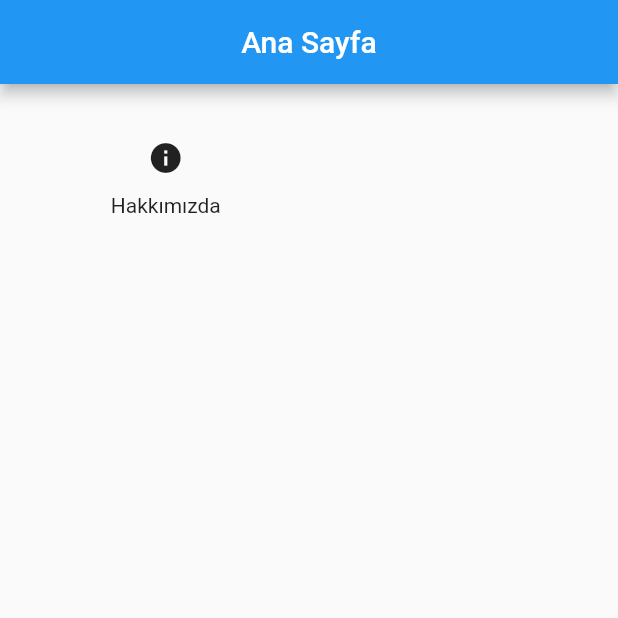
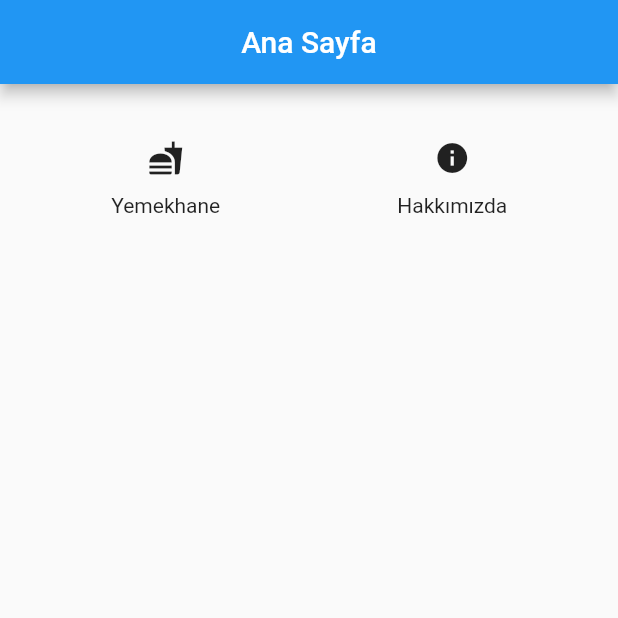
Before and after one commit to f9n/yildiz, a Flutter app: the screen it shows after launch, on a phone screen of 412 x 824 dp, the top half of it. Run offline on Flutter 3.47's test engine with Material 2 defaults, Android fonts, the phone set to English and light mode, and no system bars.

Commit message:
Add Dining Hall Screen

```diff
--- a/lib/routes.dart
+++ b/lib/routes.dart
@@ -2,8 +2,10 @@ import 'package:flutter/material.dart';
 
 import 'package:yildiz/screens/home/index.dart';
 import 'package:yildiz/screens/about/index.dart';
+import 'package:yildiz/screens/dining_hall/index.dart';
 
 final routes = <String, WidgetBuilder>{
   '/': (BuildContext context) => HomeScreen(),
   '/about': (BuildContext context) => AboutScreen(),
+  '/dining_hall': (BuildContext context) => DiningHallScreen(),
 };
--- a/lib/screens/home/index.dart
+++ b/lib/screens/home/index.dart
@@ -21,6 +21,21 @@ class HomeScreen extends StatelessWidget {
               child: Column(
                 children: <Widget>[
                   IconButton(
+                    icon: Icon(Icons.fastfood),
+                    tooltip: 'Yemekhane',
+                    onPressed: () =>
+                        Navigator.pushNamed(context, '/dining_hall'),
+                  ),
+                  Text('Yemekhane'),
+                ],
+              ),
+            ),
+            Container(
+              margin: EdgeInsets.all(5.0),
+              alignment: Alignment.center,
+              child: Column(
+                children: <Widget>[
+                  IconButton(
                     icon: Icon(Icons.info),
                     tooltip: 'Hakkımızda',
                     onPressed: () => Navigator.pushNamed(context, '/about'),
```
Also changed, not shown: lib/screens/dining_hall/index.dart (added, +23 -0 lines).
